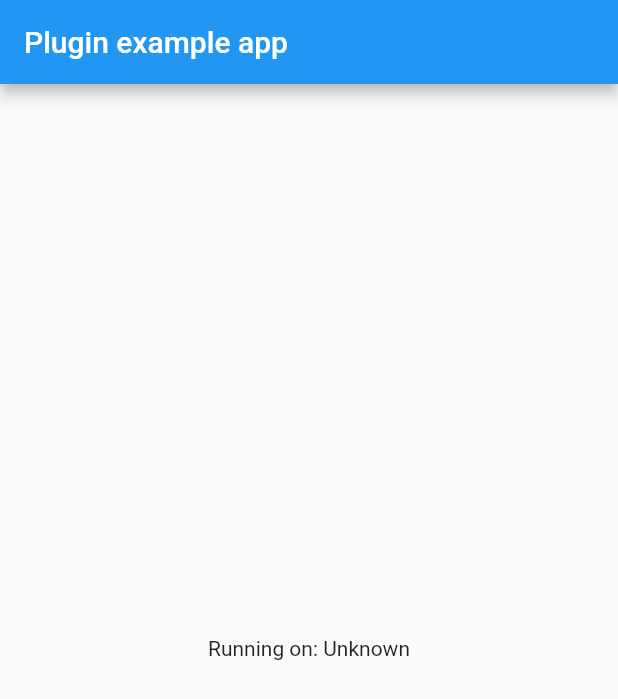
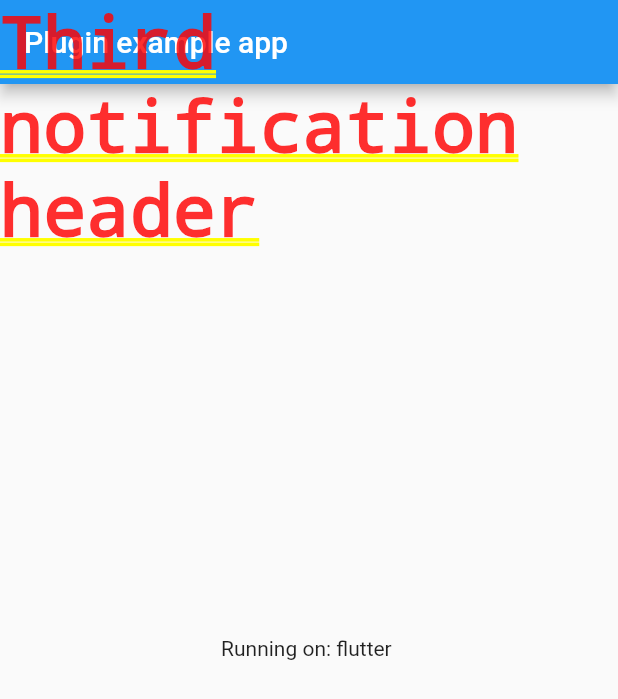
Before and after one commit to Hecatoncheir/notification_center, a Flutter app: the screen it shows after launch, on a phone screen of 412 x 824 dp. Shown: the top 699 px of the screen. Run offline on Flutter 3.47's test engine with Material 2 defaults, Android fonts, the phone set to English and light mode, and no system bars.

Commit message:
Show notifications.

```diff
--- a/example/lib/main.dart
+++ b/example/lib/main.dart
@@ -1,8 +1,13 @@
 import 'package:flutter/material.dart';
-import 'dart:async';
 
-import 'package:flutter/services.dart';
-import 'package:notification_center/notification_center.dart';
+import 'package:notification_center/blocs/notification_center.dart'
+    show NotificationCenterBloc;
+
+import 'package:notification_center/notification_center.dart'
+    show NotificationCenterWidget;
+
+import 'package:notification_center/models.dart'
+    show NotificationModel, NotificationHeader, NotificationBody;
 
 void main() => runApp(MyApp());
 
@@ -12,7 +17,7 @@ class MyApp extends StatefulWidget {
 }
 
 class _MyAppState extends State<MyApp> {
-  String _platformVersion = 'Unknown';
+  NotificationCenterBloc notificationCenterBloc = NotificationCenterBloc();
 
   @override
   void initState() {
@@ -20,37 +25,50 @@ class _MyAppState extends State<MyApp> {
     initPlatformState();
   }
 
-  // Platform messages are asynchronous, so we initialize in an async method.
-  Future<void> initPlatformState() async {
-    String platformVersion;
-    // Platform messages may fail, so we use a try/catch PlatformException.
-    try {
-      platformVersion = await NotificationCenter.platformVersion;
-    } on PlatformException {
-      platformVersion = 'Failed to get platform version.';
+  @override
+  void dispose() {
+    super.dispose();
+    notificationCenterBloc.dispose();
   }
 
-    // If the widget was removed from the tree while the asynchronous platform
-    // message was in flight, we want to discard the reply rather than calling
-    // setState to update our non-existent appearance.
-    if (!mounted) return;
+  Future<void> initPlatformState() async {
+    Future.delayed(Duration(seconds: 1), () {
+      final notification = NotificationModel(
+          header: NotificationHeader(text: 'First notification header'),
+          body: NotificationBody(text: 'First notification body'));
+      notificationCenterBloc.notifications.add(notification);
 
-    setState(() {
-      _platformVersion = platformVersion;
+      Future.delayed(Duration(seconds: 1), () {
+        final notification = NotificationModel(
+            header: NotificationHeader(text: 'Second notification header'),
+            body: NotificationBody(text: 'Second notification body'));
+        notificationCenterBloc.notifications.add(notification);
+
+        Future.delayed(Duration(seconds: 1), () {
+          final notification = NotificationModel(
+              header: NotificationHeader(text: 'Third notification header'),
+              body: NotificationBody(text: 'Third notification body'),
+              onlyOneNotificationShow: true);
+          notificationCenterBloc.notifications.add(notification);
+        });
+      });
     });
   }
 
   @override
-  Widget build(BuildContext context) {
-    return MaterialApp(
-      home: Scaffold(
+  Widget build(BuildContext context) => MaterialApp(
+        home: SafeArea(
+          child: NotificationCenterWidget(
+            notificationCenterBloc: notificationCenterBloc,
+            child: Scaffold(
               appBar: AppBar(
                 title: const Text('Plugin example app'),
               ),
               body: Center(
-          child: Text('Running on: $_platformVersion\n'),
+                child: Text('Running on: flutter \n'),
+              ),
+            ),
           ),
         ),
       );
 }
-}
--- /dev/null
+++ b/lib/blocs.dart
@@ -0,0 +1 @@
+export 'blocs/notification_center.dart';
--- a/lib/blocs/notification_center.dart
+++ b/lib/blocs/notification_center.dart
@@ -1,6 +1,6 @@
 import 'dart:async';
 
-import 'package:notofication_center/models/notification.dart'
+import 'package:notification_center/models/notification.dart'
     show NotificationModel;
 
 class NotificationCenterBloc {
@@ -8,20 +8,24 @@ class NotificationCenterBloc {
 
   /// Constructor
   NotificationCenterBloc() {
-    _notificationsController = StreamController<NotificationModel>();
-    allNotifications = _notificationsController.stream;
+    _notificationsController = StreamController<List<NotificationModel>>();
+    notificationsForShow = _notificationsController.stream;
 
     notifications = StreamController<NotificationModel>();
     notifications.stream.listen((notification) {
       history.add(notification);
-      _notificationsController.add(notification);
+      if (notification.onlyOneNotificationShow) {
+        _notificationsController.add([notification]);
+      } else {
+        _notificationsController.add(history);
+      }
     });
   }
 
   StreamController<NotificationModel> notifications;
-  Stream<NotificationModel> allNotifications;
 
-  StreamController<NotificationModel> _notificationsController;
+  StreamController<List<NotificationModel>> _notificationsController;
+  Stream<List<NotificationModel>> notificationsForShow;
 
   void dispose() {
     notifications.close();
--- /dev/null
+++ b/lib/models.dart
@@ -0,0 +1 @@
+export 'models/notification.dart';
--- a/lib/models/notification.dart
+++ b/lib/models/notification.dart
@@ -10,10 +10,10 @@ class NotificationModel {
 
 class NotificationHeader {
   String text;
-  NotificationHeader(this.text);
+  NotificationHeader({this.text});
 }
 
 class NotificationBody {
   String text;
-  NotificationBody(this.text);
+  NotificationBody({this.text});
 }
--- a/lib/notification_center.dart
+++ b/lib/notification_center.dart
@@ -1,13 +1,44 @@
-import 'dart:async';
+import 'package:meta/meta.dart' show required;
 
-import 'package:flutter/services.dart';
+import 'package:flutter/material.dart';
 
-class NotificationCenter {
-  static const MethodChannel _channel =
-      const MethodChannel('notification_center');
+import 'package:notification_center/models.dart' show NotificationModel;
 
-  static Future<String> get platformVersion async {
-    final String version = await _channel.invokeMethod('getPlatformVersion');
-    return version;
+import 'package:notification_center/blocs.dart' show NotificationCenterBloc;
+
+/// NotificationCenterWidget  - widget for show notifications.
+class NotificationCenterWidget extends StatelessWidget {
+  final NotificationCenterBloc notificationCenterBloc;
+
+  final Widget child;
+
+  /// Constructor
+  const NotificationCenterWidget(
+      {@required this.notificationCenterBloc, this.child});
+
+  @override
+  Widget build(BuildContext context) => StreamBuilder(
+      stream: notificationCenterBloc.notificationsForShow, builder: builder);
+
+  Widget builder(
+      BuildContext context, AsyncSnapshot<List<NotificationModel>> snapshot) {
+    Widget _widget = child;
+
+    if (snapshot.connectionState == ConnectionState.active) {
+      _widget =
+          Stack(children: <Widget>[child, _buildNotifications(snapshot.data)]);
+    }
+
+    return _widget;
+  }
+
+  Widget _buildNotifications(List<NotificationModel> notifications) {
+    final _notifications = <Widget>[];
+
+    for (NotificationModel notification in notifications) {
+      _notifications.add(Text(notification.header.text));
+    }
+
+    return Column(children: _notifications);
   }
 }
```
Also changed, not shown: 5 other files. Lines whose indentation alone changed are shown as unchanged.
